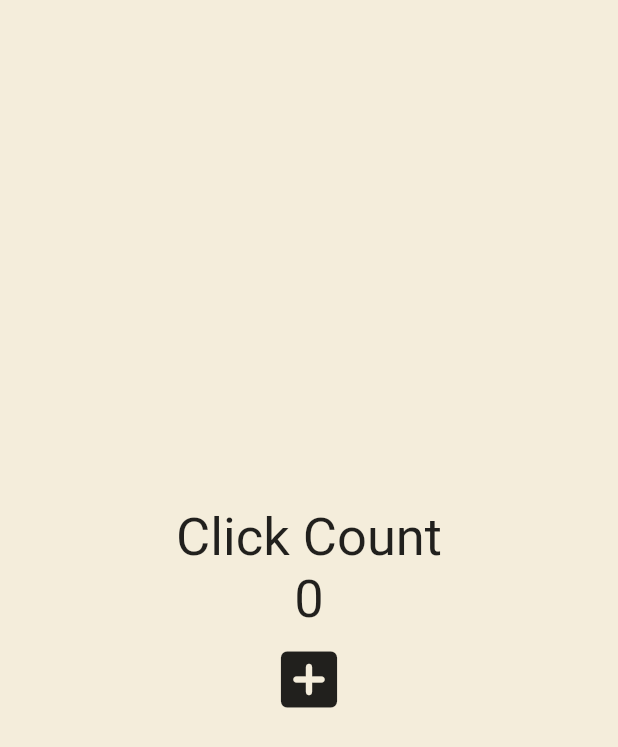
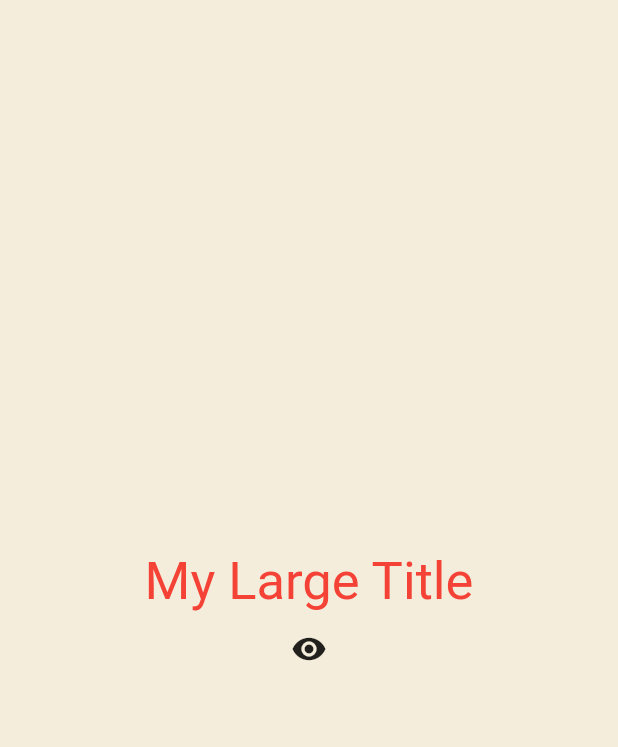
Before and after one commit to hoseonn/Pomodoro_App, a Flutter app: the screen it shows after launch, on a phone screen of 412 x 824 dp. Shown: the top 747 px of the screen. Run offline on Flutter 3.47's test engine with Material 2 defaults, Android fonts, the phone set to English and light mode, and no system bars.

Commit message:
4.2 ~ 4.4 finished

```diff
--- a/lib/main.dart
+++ b/lib/main.dart
@@ -1,49 +1,43 @@
 import 'package:flutter/material.dart';
 
 void main() {
-  runApp(MyApp());
+  runApp(App());
 }
 
-class MyApp extends StatefulWidget {
+class App extends StatefulWidget {
   @override
-  State<MyApp> createState() => _MyAppState();
+  State<App> createState() => _AppState();
 }
 
-class _MyAppState extends State<MyApp> {
-  int counter = 0;
-
-  void onClicked() {
+class _AppState extends State<App> {
+  bool showTitle = true;
+  void toggleTitle() {
     setState(() {
-      counter = counter + 1;
+      showTitle = !showTitle;
     });
   }
 
   @override
   Widget build(BuildContext context) {
     return MaterialApp(
+      theme: ThemeData(
+        textTheme: const TextTheme(
+          titleLarge: TextStyle(
+            color: Colors.red,
+          ),
+        ),
+      ),
       home: Scaffold(
         backgroundColor: const Color(0xFFF4EDDB),
         body: Center(
           child: Column(
             mainAxisAlignment: MainAxisAlignment.center,
             children: [
-              const Text(
-                'Click Count',
-                style: TextStyle(
-                  fontSize: 35,
-                ),
-              ),
-              Text(
-                '$counter',
-                style: const TextStyle(
-                  fontSize: 35,
-                ),
-              ),
+              showTitle ? const MyLargeTitle() : const Text('nothing..'),
               IconButton(
-                iconSize: 50,
-                onPressed: onClicked,
-                icon: const Icon(Icons.add_box_rounded),
-              ),
+                onPressed: toggleTitle,
+                icon: const Icon(Icons.remove_red_eye),
+              )
             ],
           ),
         ),
@@ -51,3 +45,37 @@ class _MyAppState extends State<MyApp> {
     );
   }
 }
+
+class MyLargeTitle extends StatefulWidget {
+  const MyLargeTitle({
+    Key? key,
+  }) : super(key: key);
+
+  @override
+  State<MyLargeTitle> createState() => _MyLargeTitleState();
+}
+
+class _MyLargeTitleState extends State<MyLargeTitle> {
+  @override
+  void initState() {
+    super.initState();
+    print('initState!');
+  }
+
+  @override
+  void dispose() {
+    super.dispose();
+    print('dispose!');
+  }
+
+  @override
+  Widget build(BuildContext context) {
+    return Text(
+      'My Large Title',
+      style: TextStyle(
+        fontSize: 35,
+        color: Theme.of(context).textTheme.titleLarge?.color,
+      ),
+    );
+  }
+}
```
Also changed, not shown: 1 other file.
